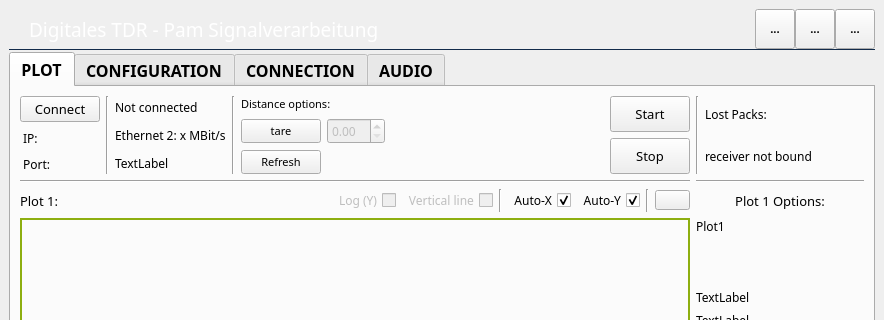
arongrk/Pam, file resources/Mainwindow.ui: the form before one commit; both pictures show x 0 to 884 and y 0 to 320 of the 884 by 751 pixel window.
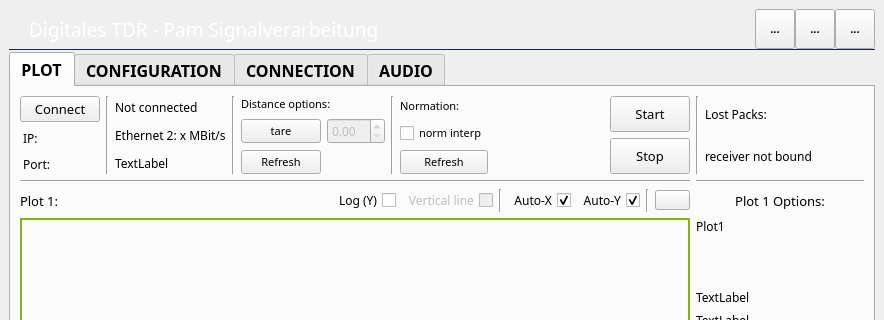
The form after the commit. Icons and pictures are not drawn. Custom widgets are drawn as their Qt base class.

Commit message: working on the normation for metal pipe

```diff
--- a/resources/Mainwindow.ui
+++ b/resources/Mainwindow.ui
@@ -722,7 +722,7 @@
               <item>
                <widget class="QCheckBox" name="log_y1">
                 <property name="enabled">
-                 <bool>false</bool>
+                 <bool>true</bool>
                 </property>
                 <property name="font">
                  <font>
@@ -1151,7 +1151,7 @@
              </widget>
             </item>
             <item row="0" column="0">
-             <layout class="QHBoxLayout" name="horizontalLayout_2" stretch="0,0,0,0,0,0,0,0,0">
+             <layout class="QHBoxLayout" name="horizontalLayout_2" stretch="0,0,0,0,0,0,0,0,0,0,0">
               <item>
                <layout class="QVBoxLayout" name="verticalLayout">
                 <item>
@@ -1359,6 +1359,38 @@
                 </item>
                </layout>
               </item>
+              <item>
+               <widget class="Line" name="line_13">
+                <property name="orientation">
+                 <enum>Qt::Vertical</enum>
+                </property>
+               </widget>
+              </item>
+              <item>
+               <layout class="QVBoxLayout" name="verticalLayout_15">
+                <item>
+                 <widget class="QLabel" name="label_37">
+                  <property name="text">
+                   <string>Normation:</string>
+                  </property>
+                 </widget>
+                </item>
+                <item>
+                 <widget class="QCheckBox" name="norm_interp_box">
+                  <property name="text">
+                   <string>norm interp</string>
+                  </property>
+                 </widget>
+                </item>
+                <item>
+                 <widget class="QPushButton" name="normation_button">
+                  <property name="text">
+                   <string>Refresh</string>
+                  </property>
+                 </widget>
+                </item>
+               </layout>
+              </item>
               <item>
                <spacer name="horizontalSpacer_2">
                 <property name="orientation">
```
The commit also changes 4 other files.
